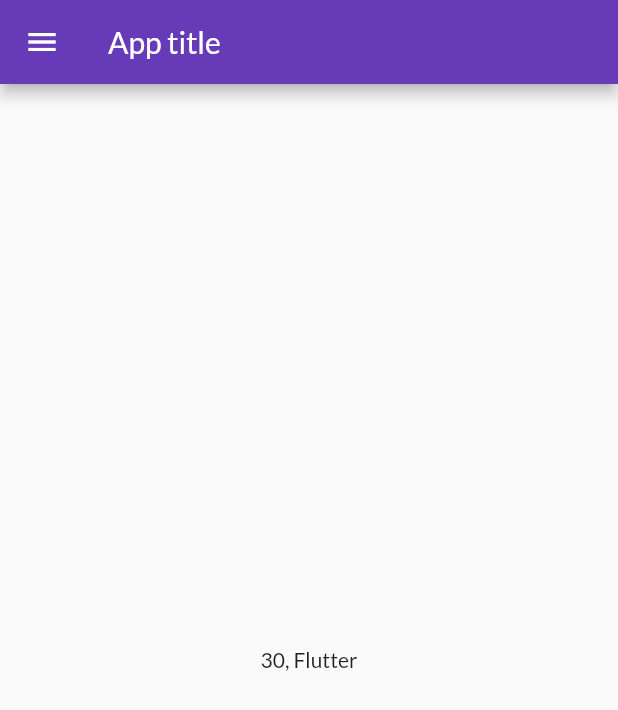
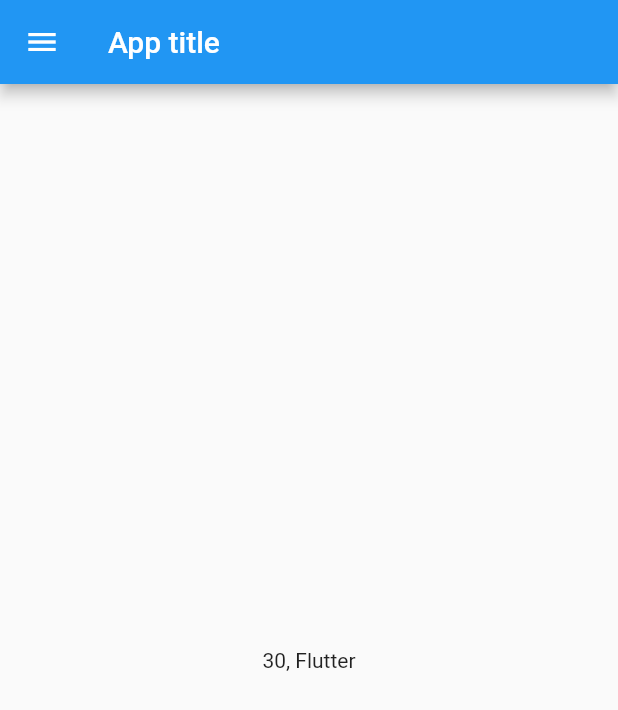
Before and after one commit to bebrijesh/30DaysOfFlutter, a Flutter app: the screen it shows after launch, on a phone screen of 412 x 824 dp. Shown: the top 710 px of the screen. Run offline on Flutter 3.47's test engine with Material 2 defaults, Android fonts, the phone set to English and light mode, and no system bars; our stand-ins replace google_fonts.

Commit message:
Day10 Task
- Default theme has been removed.
- Created custom theme widget.
- Which has light & dark both themes in it.

```diff
--- a/lib/main.dart
+++ b/lib/main.dart
@@ -2,6 +2,7 @@
 import 'package:flutter_codepur/screens/home_screen.dart';
 import 'package:flutter_codepur/screens/login_screen.dart';
 import 'package:flutter_codepur/utils/routes.dart';
+import 'package:flutter_codepur/widgets/themes.dart';
 import 'package:google_fonts/google_fonts.dart';
 
 void main() {
@@ -12,14 +13,9 @@
   @override
   Widget build(BuildContext context) {
     return MaterialApp(
-      // home: HomeScreen(),
+      debugShowCheckedModeBanner: false,
       themeMode: ThemeMode.light,
-
-      theme: ThemeData(
-        primarySwatch: Colors.deepPurple,
-        // primaryTextTheme: GoogleFonts.latoTextTheme(),
-        fontFamily: GoogleFonts.lato().fontFamily,
-      ),
+      darkTheme: MyTheme.darkTheme(context),
       initialRoute: "/HomeScreen",
       routes: {
         "/": (context) => LoginScreen(),
--- a/lib/screens/home_screen.dart
+++ b/lib/screens/home_screen.dart
@@ -1,7 +1,5 @@
 import 'package:flutter/material.dart';
 import 'package:flutter_codepur/widgets/drawer.dart';
-
-
 
 class HomeScreen extends StatelessWidget {
   const HomeScreen({Key? key}) : super(key: key);
--- /dev/null
+++ b/lib/widgets/themes.dart
@@ -0,0 +1,13 @@
+import 'package:flutter/material.dart';
+import 'package:google_fonts/google_fonts.dart';
+
+class MyTheme {
+  static ThemeData lightTheme(BuildContext context) => ThemeData(
+        primarySwatch: Colors.deepPurple,
+        fontFamily: GoogleFonts.lato().fontFamily,
+      );
+
+  static ThemeData darkTheme(BuildContext context) => ThemeData(
+        brightness: Brightness.dark,
+      );
+}
```
